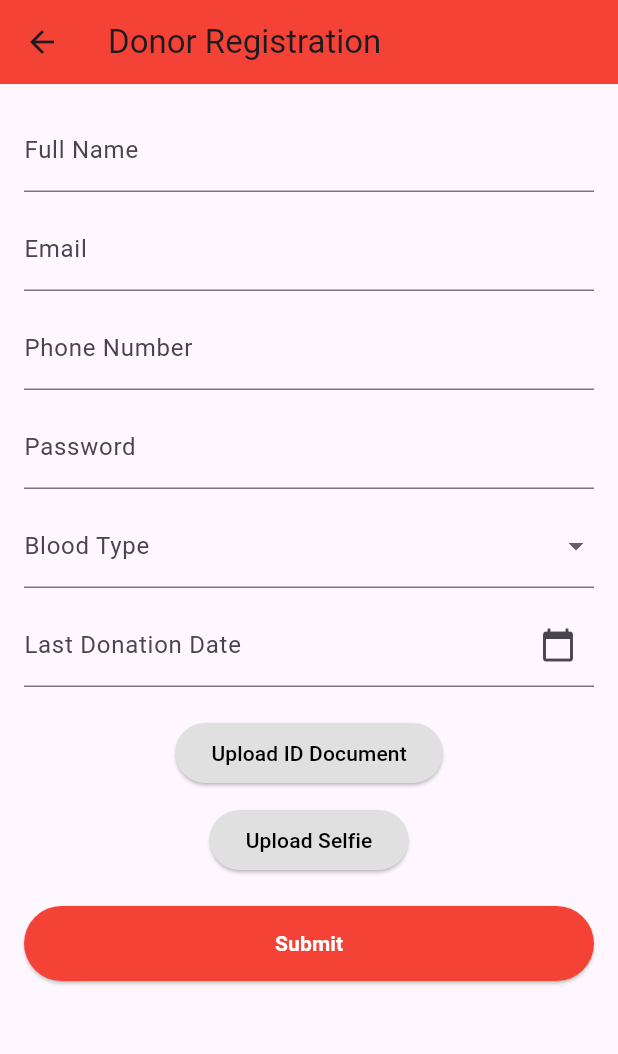
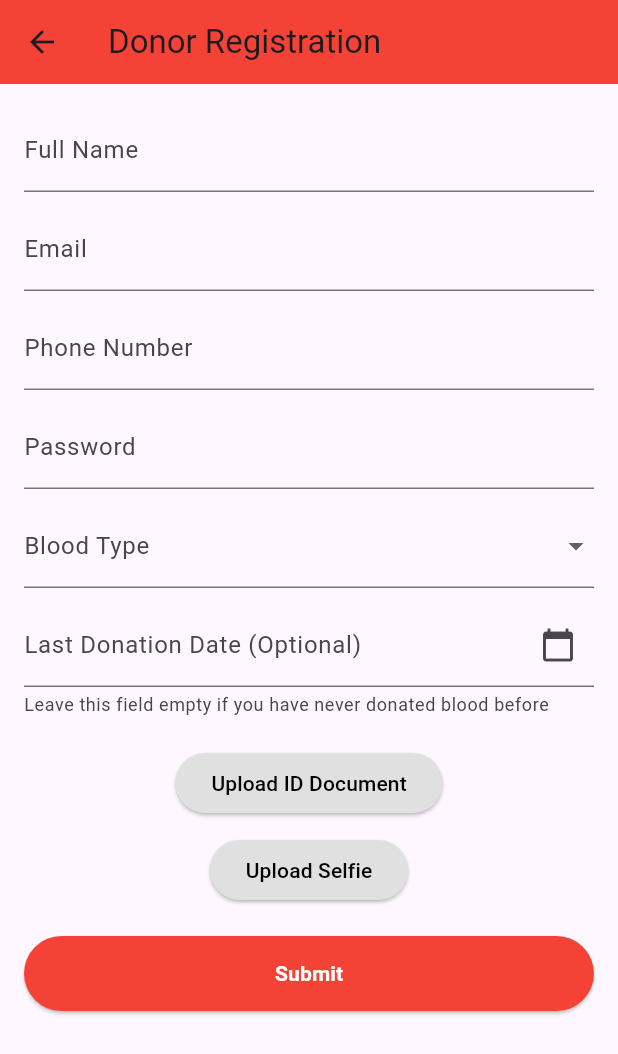
Before and after one commit to Jand05x/XWINFINAL, a Flutter app: the RegistrationScreen screen opened by its route, on a phone screen of 412 x 824 dp. Shown: the top 1054 px of the screen. Run offline on Flutter 3.47's test engine with Material 3 defaults, Android fonts, the phone set to English and light mode, and no system bars.

Commit message:
fixed sign up last donation

```diff
--- a/lib/registration_screen.dart
+++ b/lib/registration_screen.dart
@@ -97,9 +97,12 @@ class _RegistrationScreenState extends State<RegistrationScreen> {
             TextField(
               controller: lastDonationController,
               decoration: InputDecoration(
-                labelText: "Last Donation Date",
-                hintText: "Tap to select date",
+                labelText: "Last Donation Date (Optional)",
+                hintText: "Leave empty if you've never donated",
                 suffixIcon: Icon(Icons.calendar_today), // Calendar icon
+                helperText:
+                    "Leave this field empty if you have never donated blood before",
+                helperMaxLines: 2,
               ),
               readOnly: true, // Prevent manual typing, only allow date picker
               // When field is tapped, show date picker
```
